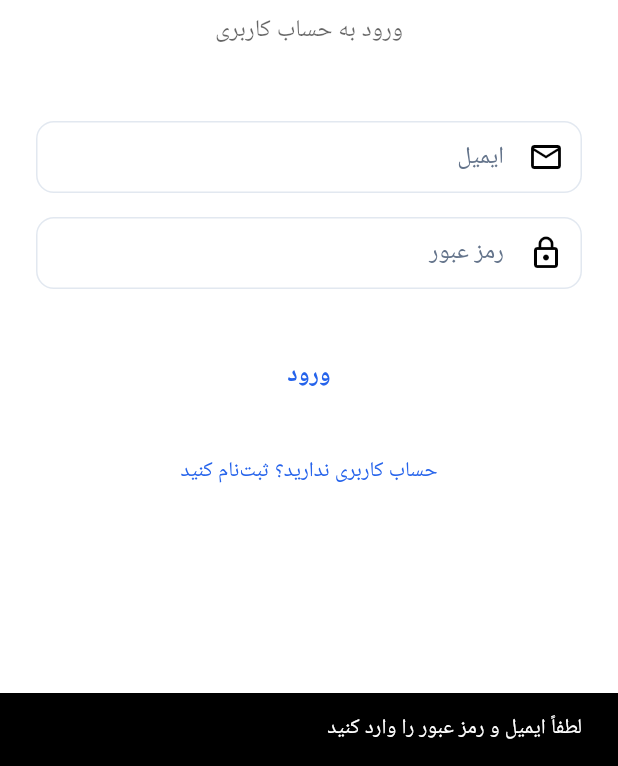
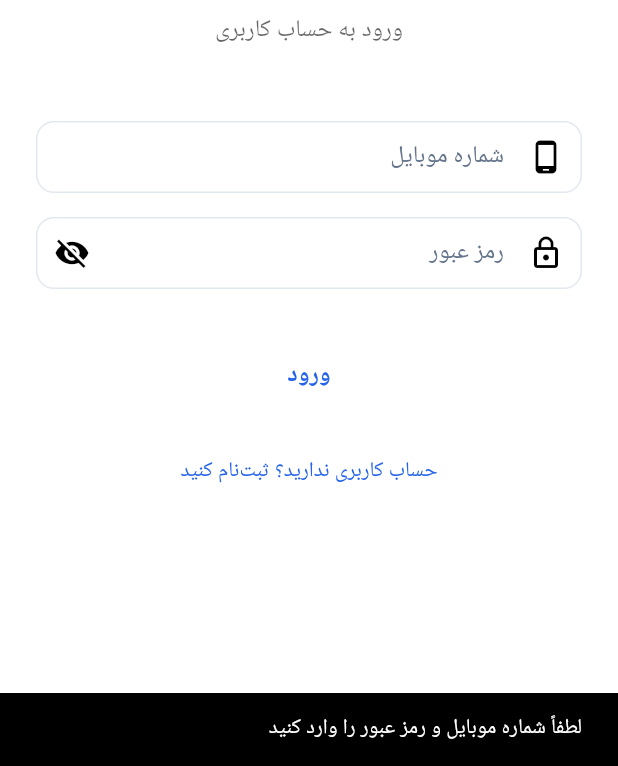
Before and after one commit to mrabolfazl13/salon-app, a Flutter app: the screen it shows after launch, after a tap on "ورود", on a phone screen of 412 x 824 dp, the part 470-1236 px from its top. Run offline on Flutter 3.47's test engine with Material 3 defaults, Android fonts, the phone set to English and light mode, and no system bars; our stand-ins replace dio, flutter_riverpod, flutter_secure_storage, go_router, pretty_dio_logger, shared_preferences; Roboto replaces fonts that are missing (Vazirmatn).

Commit message:
feat: Replace mock tokens with real API integration in Flutter
New AuthService:
- Create auth_service.dart with login/register/logout methods
- Real HTTP calls to backend /auth endpoints
- Secure token storage with flutter_secure_storage
- Error handling for 401/422 responses
- Token initialization from stored credentials

Updated AuthProvider:
- Remove SharedPreferences, use AuthService instead
- Async login/register with real API calls
- Loading state management
- Fetch current user profile after authentication
- Proper error propagation

Fixed LoginScreen:
- Replace mock_token_123 with real login() call
- Change email field to phone (Iranian mobile format)
- Add phone validation regex (09XXXXXXXXX)
- Show success/error messages from API
- Password visibility toggle
- Remove duplicate code blocks

Production-ready ApiService:
- Default URL: https://school.absadeghi.ir/api/v1
- Configurable via --dart-define=API_BASE_URL
- Added 401 error interceptor
- Keep PrettyDioLogger for debugging

Breaking changes: None
Impact: Flutter app now connects to real backend API
Next: Update other screens to use real data

```diff
--- a/lib/core/providers/auth_provider.dart
+++ b/lib/core/providers/auth_provider.dart
@@ -1,49 +1,107 @@
 import 'package:flutter/material.dart';
-import 'package:shared_preferences/shared_preferences.dart';
+import '../services/auth_service.dart';
 
 class AuthProvider extends ChangeNotifier {
   bool _isAuthenticated = false;
   String? _token;
   Map<String, dynamic>? _user;
+  bool _isLoading = false;
+
+  final AuthService _authService = AuthService();
 
   bool get isAuthenticated => _isAuthenticated;
   String? get token => _token;
   Map<String, dynamic>? get user => _user;
+  bool get isLoading => _isLoading;
 
   AuthProvider() {
-    _checkAuth();
+    _initializeAuth();
   }
 
-  Future<void> _checkAuth() async {
-    final prefs = await SharedPreferences.getInstance();
-    _token = prefs.getString('auth_token');
-    if (_token != null) {
+  Future<void> _initializeAuth() async {
+    _isLoading = true;
+    notifyListeners();
+
+    final isAuth = await _authService.isAuthenticated();
+    if (isAuth) {
+      _token = await _authService.getToken();
       _isAuthenticated = true;
-      _user = {
-        'id': prefs.getInt('user_id'),
-        'name': prefs.getString('user_name'),
-        'role': prefs.getString('user_role'),
-      };
+
+      // Fetch current user profile
+      final user = await _authService.getCurrentUser();
+      if (user != null) {
+        _user = user;
+      }
+    }
+
+    _isLoading = false;
+    notifyListeners();
+  }
+
+  Future<Map<String, dynamic>> login(String phone, String password) async {
+    _isLoading = true;
+    notifyListeners();
+
+    try {
+      final result = await _authService.login(phone, password);
+
+      if (result['success'] == true) {
+        _token = result['token'];
+        _user = result['user'];
+        _isAuthenticated = true;
+      } else {
+        _isAuthenticated = false;
+      }
+
+      _isLoading = false;
       notifyListeners();
+
+      return result;
+    } catch (e) {
+      _isLoading = false;
+      notifyListeners();
+      rethrow;
     }
   }
 
-  Future<void> login(String token, Map<String, dynamic> user) async {
-    final prefs = await SharedPreferences.getInstance();
-    await prefs.setString('auth_token', token);
-    await prefs.setInt('user_id', user['id'] ?? 0);
-    await prefs.setString('user_name', user['name'] ?? '');
-    await prefs.setString('user_role', user['role'] ?? 'user');
+  Future<Map<String, dynamic>> register({
+    required String phone,
+    required String password,
+    required String fullName,
+    String? email,
+  }) async {
+    _isLoading = true;
+    notifyListeners();
 
-    _token = token;
-    _user = user;
-    _isAuthenticated = true;
-    notifyListeners();
+    try {
+      final result = await _authService.register(
+        phone: phone,
+        password: password,
+        fullName: fullName,
+        email: email,
+      );
+
+      if (result['success'] == true) {
+        _token = result['token'];
+        _user = result['user'];
+        _isAuthenticated = true;
+      } else {
+        _isAuthenticated = false;
+      }
+
+      _isLoading = false;
+      notifyListeners();
+
+      return result;
+    } catch (e) {
+      _isLoading = false;
+      notifyListeners();
+      rethrow;
+    }
   }
 
   Future<void> logout() async {
-    final prefs = await SharedPreferences.getInstance();
-    await prefs.clear();
+    await _authService.logout();
 
     _token = null;
     _user = null;
--- a/lib/core/services/api_service.dart
+++ b/lib/core/services/api_service.dart
@@ -9,7 +9,14 @@ class ApiService {
   String? _baseUrl;
 
   ApiService._internal() {
-    _baseUrl = 'http://10.0.2.2:8000/api/v1'; // Android emulator localhost
+    // Use production URL - change for development
+    // Android emulator: http://10.0.2.2:8000/api/v1
+    // Physical device on same network: http://YOUR_IP:8000/api/v1
+    // Production: https://api.yourdomain.com/api/v1
+    _baseUrl = const String.fromEnvironment(
+      'API_BASE_URL',
+      defaultValue: 'https://school.absadeghi.ir/api/v1',
+    );
 
     _dio = Dio(BaseOptions(
       baseUrl: _baseUrl!,
@@ -18,6 +25,17 @@ class ApiService {
       headers: {
         'Content-Type': 'application/json',
         'Accept-Language': 'fa',
+      },
+    ));
+
+    // Add response interceptor for error handling
+    _dio.interceptors.add(InterceptorsWrapper(
+      onError: (error, handler) {
+        if (error.response?.statusCode == 401) {
+          // Token expired or invalid - could trigger logout here
+          print('Unauthorized: Token may be expired');
+        }
+        return handler.next(error);
       },
     ));
 
--- a/lib/screens/auth/login_screen.dart
+++ b/lib/screens/auth/login_screen.dart
@@ -11,55 +11,73 @@ class LoginScreen extends StatefulWidget {
 }
 
 class _LoginScreenState extends State<LoginScreen> {
-  final _emailController = TextEditingController();
+  final _phoneController = TextEditingController();
   final _passwordController = TextEditingController();
-  bool _isLoading = false;
+  bool _obscurePassword = true;
 
   Future<void> _handleLogin() async {
-    if (_emailController.text.isEmpty || _passwordController.text.isEmpty) {
+    if (_phoneController.text.isEmpty || _passwordController.text.isEmpty) {
       ScaffoldMessenger.of(context).showSnackBar(
-        const SnackBar(content: Text('لطفاً ایمیل و رمز عبور را وارد کنید')),
+        const SnackBar(content: Text('لطفاً شماره موبایل و رمز عبور را وارد کنید')),
+      );
+      return;
+    }
+
+    // Validate phone format (Iranian mobile)
+    final phoneRegex = RegExp(r'^09\d{9}$');
+    if (!phoneRegex.hasMatch(_phoneController.text)) {
+      ScaffoldMessenger.of(context).showSnackBar(
+        const SnackBar(content: Text('شماره موبایل معتبر نیست (مثال: 09123456789)')),
       );
       return;
     }
 
     final authProvider = Provider.of<AuthProvider>(context, listen: false);
-    setState(() => _isLoading = true);
 
     try {
-      // Mock login for demo - replace with actual API call
-      await Future.delayed(const Duration(seconds: 1));
-
-      await authProvider.login(
-        'mock_token_123',
-        {
-          'id': 1,
-          'name': 'کاربر تست',
-          'role': 'user',
-          'email': _emailController.text,
-        },
+      // Real API call to backend
+      final result = await authProvider.login(
+        _phoneController.text.trim(),
+        _passwordController.text,
       );
 
       if (mounted) {
+        if (result['success'] == true) {
           Navigator.of(context).pushReplacement(
             MaterialPageRoute(builder: (_) => const HomeScreen()),
           );
+
+          ScaffoldMessenger.of(context).showSnackBar(
+            SnackBar(
+              content: Text('خوش آمدید ${result['user']['full_name']}'),
+              backgroundColor: Colors.green,
+            ),
+          );
+        } else {
+          ScaffoldMessenger.of(context).showSnackBar(
+            SnackBar(
+              content: Text(result['error'] ?? 'خطا در ورود'),
+              backgroundColor: Colors.red,
+            ),
+          );
+        }
       }
     } catch (e) {
       if (mounted) {
         ScaffoldMessenger.of(context).showSnackBar(
-          SnackBar(content: Text('خطا در ورود: ${e.toString()}')),
+          SnackBar(
+            content: Text('خطا در اتصال به سرور'),
+            backgroundColor: Colors.red,
+          ),
         );
-      }
-    } finally {
-      if (mounted) {
-        setState(() => _isLoading = false);
       }
     }
   }
 
   @override
   Widget build(BuildContext context) {
+    final isLoading = context.watch<AuthProvider>().isLoading;
+
     return Scaffold(
       body: SafeArea(
         child: Center(
@@ -87,18 +105,19 @@ class _LoginScreenState extends State<LoginScreen> {
                 Text(
                   'ورود به حساب کاربری',
                   style: Theme.of(context).textTheme.bodyLarge?.copyWith(
-                        color: Theme.of(context).colorScheme.onSurface.withValues(alpha: 0.6),
+                    color: Theme.of(context).colorScheme.onSurface.withOpacity(0.6),
                   ),
                 ),
                 const SizedBox(height: 48),
 
-                // Email field
+                // Phone field
                 TextField(
-                  controller: _emailController,
-                  keyboardType: TextInputType.emailAddress,
+                  controller: _phoneController,
+                  keyboardType: TextInputType.phone,
                   decoration: const InputDecoration(
-                    labelText: 'ایمیل',
-                    prefixIcon: Icon(Icons.email_outlined),
+                    labelText: 'شماره موبایل',
+                    hintText: '09123456789',
+                    prefixIcon: Icon(Icons.phone_android_outlined),
                   ),
                 ),
                 const SizedBox(height: 16),
@@ -106,10 +125,20 @@ class _LoginScreenState extends State<LoginScreen> {
                 // Password field
                 TextField(
                   controller: _passwordController,
-                  obscureText: true,
-                  decoration: const InputDecoration(
+                  obscureText: _obscurePassword,
+                  decoration: InputDecoration(
                     labelText: 'رمز عبور',
-                    prefixIcon: Icon(Icons.lock_outline),
+                    prefixIcon: const Icon(Icons.lock_outline),
+                    suffixIcon: IconButton(
+                      icon: Icon(
+                        _obscurePassword ? Icons.visibility_off : Icons.visibility,
+                      ),
+                      onPressed: () {
+                        setState(() {
+                          _obscurePassword = !_obscurePassword;
+                        });
+                      },
+                    ),
                   ),
                 ),
                 const SizedBox(height: 32),
@@ -119,8 +148,13 @@ class _LoginScreenState extends State<LoginScreen> {
                   width: double.infinity,
                   height: 50,
                   child: ElevatedButton(
-                    onPressed: _isLoading ? null : _handleLogin,
-                    child: _isLoading
+                    onPressed: isLoading ? null : _handleLogin,
+                    style: ElevatedButton.styleFrom(
+                      shape: RoundedRectangleBorder(
+                        borderRadius: BorderRadius.circular(12),
+                      ),
+                    ),
+                    child: isLoading
                         ? const SizedBox(
                             height: 20,
                             width: 20,
@@ -148,7 +182,7 @@ class _LoginScreenState extends State<LoginScreen> {
 
   @override
   void dispose() {
-    _emailController.dispose();
+    _phoneController.dispose();
     _passwordController.dispose();
     super.dispose();
   }
```
Also changed, not shown: lib/core/services/auth_service.dart (added, +137 -0 lines). Lines whose indentation alone changed are shown as unchanged.
